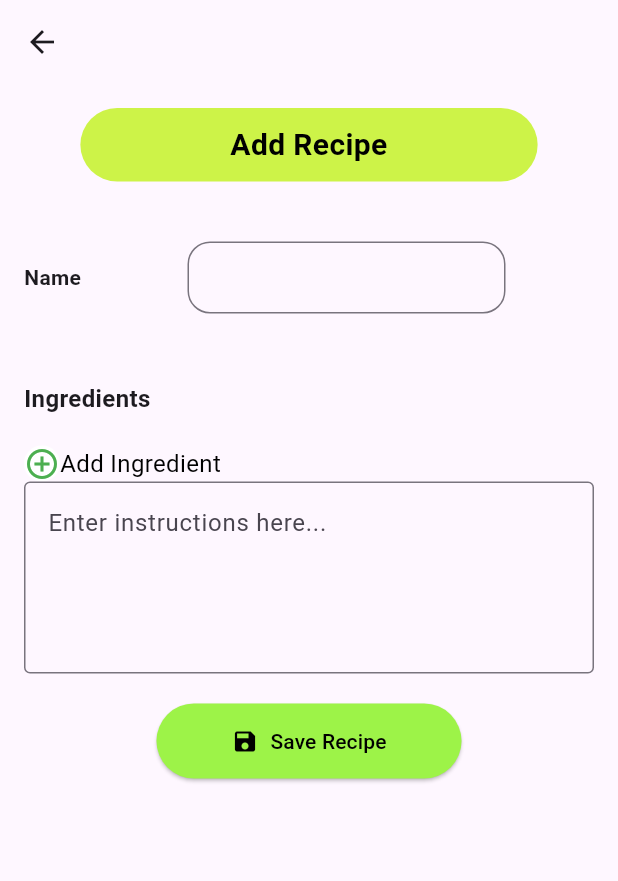
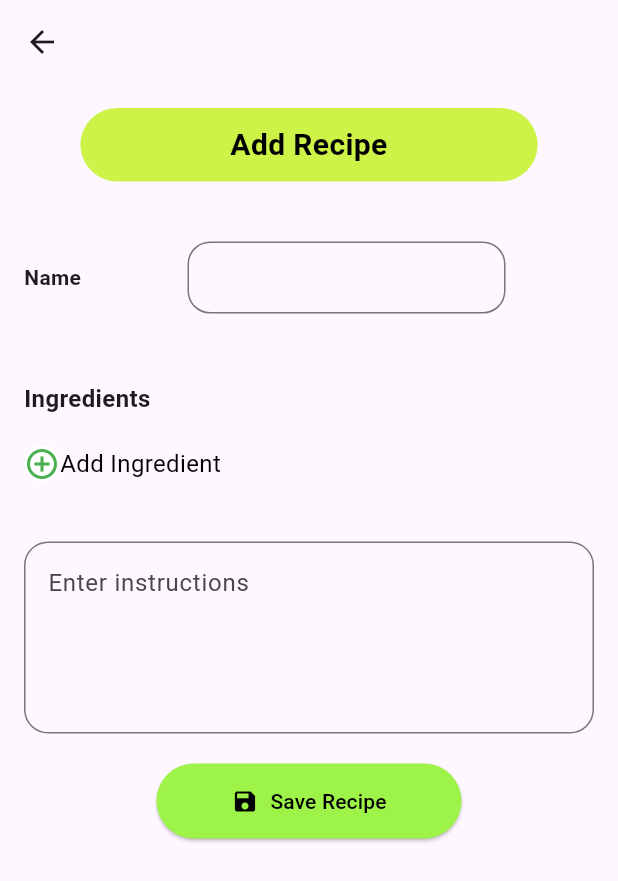
Before and after one commit to jaqubm/calorieCounter_frontend, a Flutter app: the AddRecipeScreen screen opened directly, on a phone screen of 412 x 824 dp. Shown: the top 881 px of the screen. Run offline on Flutter 3.47's test engine with Material 3 defaults, Android fonts, the phone set to English and light mode, and no system bars; our stand-ins replace flutter_dotenv, google_sign_in, shared_preferences; accounts and stored records are empty; network calls fail.

Commit message:
improve style

```diff
--- a/lib/screens/add_recipe_screen.dart
+++ b/lib/screens/add_recipe_screen.dart
@@ -106,14 +106,16 @@ class _AddRecipeScreenState extends State<AddRecipeScreen> {
                       Container(
                         decoration: BoxDecoration(
                           shape: BoxShape.circle,
-                          color: Colors.white, // White background
+                          color: Colors.white,
                         ),
                         child: Icon(
                           Icons.add_circle_outline,
-                          color: Colors.green, // Green icon color
+                          color: Colors.green,
                           size: 24.0,
                         ),
                       ),
+                                      SizedBox(height: 15),
+
                       Text(
                         'Add Ingredient',
                         style: TextStyle(
@@ -125,21 +127,18 @@ class _AddRecipeScreenState extends State<AddRecipeScreen> {
                     ],
                   ),
                 ),
+                SizedBox(height: 40),
                 TextFormField(
                   controller: _instructionsController,
-                  maxLines: 4, // Allows for multiline input
+                  maxLines: 4,
                   decoration: InputDecoration(
-                    border: OutlineInputBorder(),
-                    hintText: 'Enter instructions here...',
+                    border: OutlineInputBorder(
+                      borderRadius:
+                          BorderRadius.circular(16.0), // Zaokrąglenie krawędzi
+                    ),
+                    hintText: 'Enter instructions',
                   ),
-                  validator: (value) {
-                    if (value == null || value.isEmpty) {
-                      return 'Please enter instructions';
-                    }
-                    return null;
-                  },
                 ),
-                SizedBox(width: 8),
                 SizedBox(height: 20),
                 ElevatedButton(
                   onPressed: () => _addRecipe(context),
--- a/lib/services/recipe_service.dart
+++ b/lib/services/recipe_service.dart
@@ -2,7 +2,6 @@ import 'dart:convert';
 
 import 'package:caloriecounter/models/ingridient.dart';
 import 'package:caloriecounter/models/recipe.dart';
-import 'package:caloriecounter/models/product.dart';
 import 'package:flutter_dotenv/flutter_dotenv.dart';
 import 'package:caloriecounter/services/auth_service.dart';
 import 'package:http/http.dart' as http;
@@ -30,7 +29,6 @@ class RecipeService {
 
     Future<void> addRecipe(Recipe recipe) async {
     final idToken = await authService.getToken();
-    print(recipe.getIngredients().map((ingredient) => ingredient.toJson()).toList().toString());
     final response = await http.post(
       Uri.parse('$backendUrl/Recipe/Create'),
       headers: {
```
Also changed, not shown: lib/screens/add_ingridient_screen.dart (+49 -4 lines), lib/utils/formatters.dart (+2 -5 lines).
